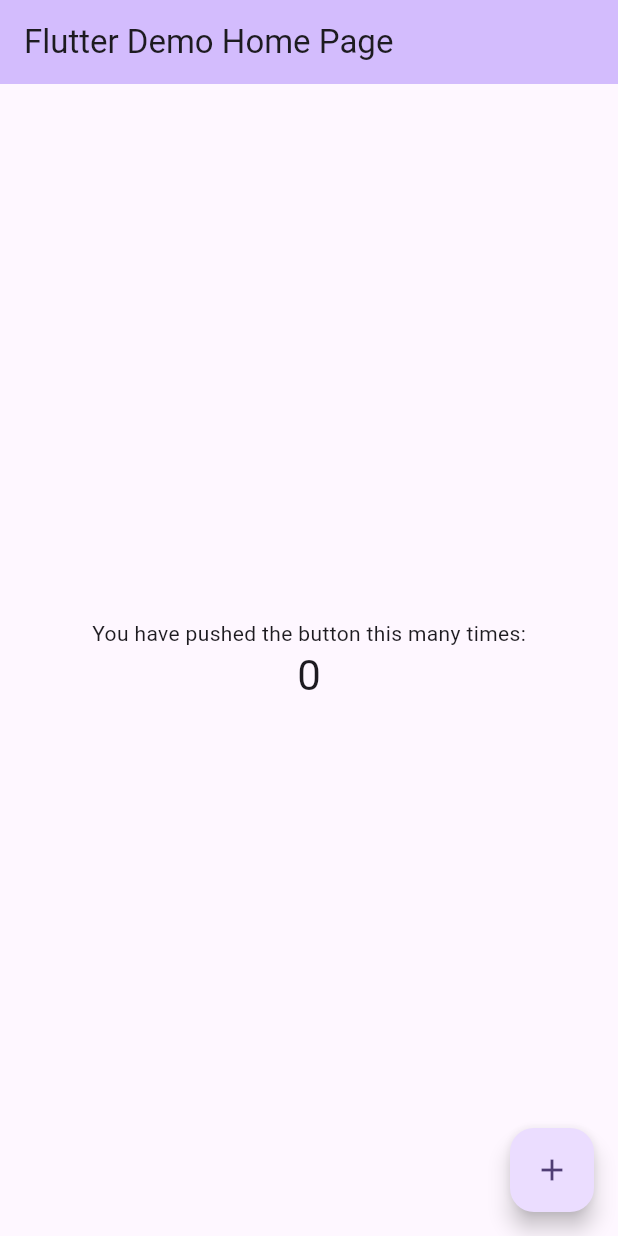
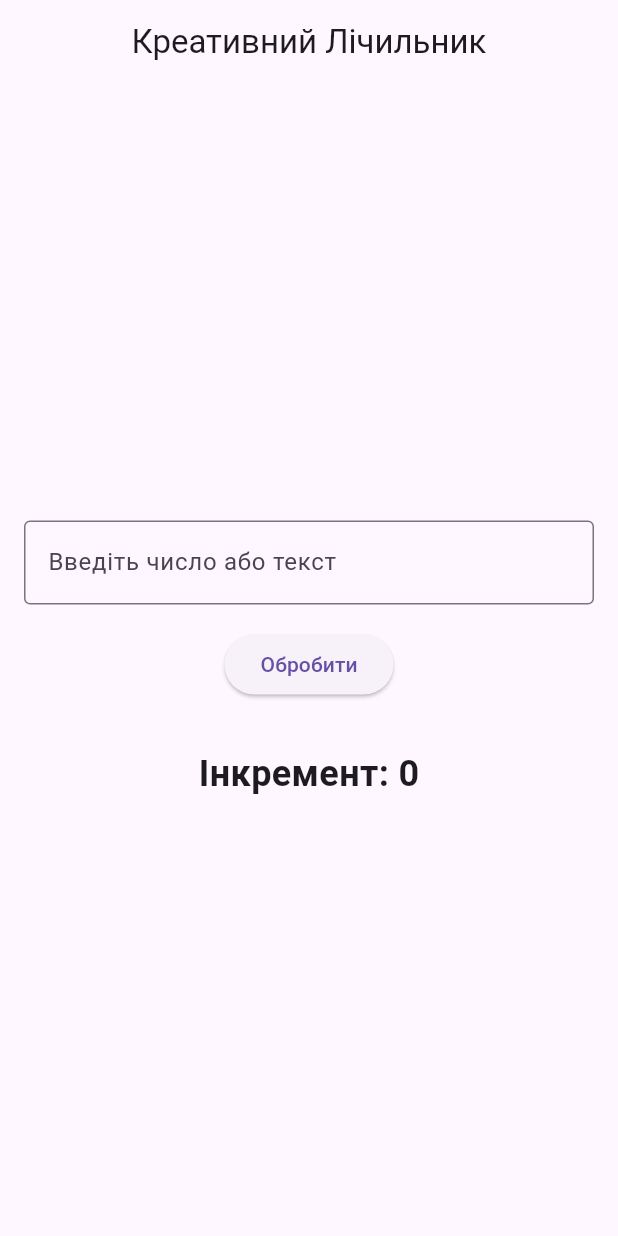
Before and after one commit to ivanki123/mobile, a Flutter app: the screen it shows after launch, on a phone screen of 412 x 824 dp. Run offline on Flutter 3.47's test engine with Material 3 defaults, Android fonts, the phone set to English and light mode, and no system bars.

Commit message:
Add comitt lab1

```diff
--- a/lib/main.dart
+++ b/lib/main.dart
@@ -1,125 +1,96 @@
 import 'package:flutter/material.dart';
 
 void main() {
-  runApp(const MyApp());
+  runApp(MyApp());
 }
 
 class MyApp extends StatelessWidget {
-  const MyApp({super.key});
-
-  // This widget is the root of your application.
   @override
   Widget build(BuildContext context) {
     return MaterialApp(
-      title: 'Flutter Demo',
-      theme: ThemeData(
-        // This is the theme of your application.
-        //
-        // TRY THIS: Try running your application with "flutter run". You'll see
-        // the application has a purple toolbar. Then, without quitting the app,
-        // try changing the seedColor in the colorScheme below to Colors.green
-        // and then invoke "hot reload" (save your changes or press the "hot
-        // reload" button in a Flutter-supported IDE, or press "r" if you used
-        // the command line to start the app).
-        //
-        // Notice that the counter didn't reset back to zero; the application
-        // state is not lost during the reload. To reset the state, use hot
-        // restart instead.
-        //
-        // This works for code too, not just values: Most code changes can be
-        // tested with just a hot reload.
-        colorScheme: ColorScheme.fromSeed(seedColor: Colors.deepPurple),
-        useMaterial3: true,
-      ),
-      home: const MyHomePage(title: 'Flutter Demo Home Page'),
+      debugShowCheckedModeBanner: false,
+      home: CounterScreen(),
     );
   }
 }
 
-class MyHomePage extends StatefulWidget {
-  const MyHomePage({super.key, required this.title});
-
-  // This widget is the home page of your application. It is stateful, meaning
-  // that it has a State object (defined below) that contains fields that affect
-  // how it looks.
-
-  // This class is the configuration for the state. It holds the values (in this
-  // case the title) provided by the parent (in this case the App widget) and
-  // used by the build method of the State. Fields in a Widget subclass are
-  // always marked "final".
-
-  final String title;
-
+class CounterScreen extends StatefulWidget {
   @override
-  State<MyHomePage> createState() => _MyHomePageState();
+  _CounterScreenState createState() => _CounterScreenState();
 }
 
-class _MyHomePageState extends State<MyHomePage> {
-  int _counter = 0;
+class _CounterScreenState extends State<CounterScreen> {
+  int counter = 0;
+  String inputText = '';
 
-  void _incrementCounter() {
-    setState(() {
-      // This call to setState tells the Flutter framework that something has
-      // changed in this State, which causes it to rerun the build method below
-      // so that the display can reflect the updated values. If we changed
-      // _counter without calling setState(), then the build method would not be
-      // called again, and so nothing would appear to happen.
-      _counter++;
-    });
+  void _processInput(String input) {
+    if (input.toLowerCase() == 'avada kedavra') {
+      setState(() {
+        counter = 0;
+      });
+      return;
+    }
+
+    final parsedNumber = int.tryParse(input);
+    if (parsedNumber != null) {
+      setState(() {
+        counter += parsedNumber;
+      });
+    } else {
+      _showErrorDialog();
+    }
+  }
+
+  void _showErrorDialog() {
+    showDialog(
+      context: context,
+      builder: (context) => AlertDialog(
+        title: Text('Помилка'),
+        content: Text('Введений текст не є числом!'),
+        actions: [
+          TextButton(
+            onPressed: () => Navigator.pop(context),
+            child: Text('ОК'),
+          ),
+        ],
+      ),
+    );
   }
 
   @override
   Widget build(BuildContext context) {
-    // This method is rerun every time setState is called, for instance as done
-    // by the _incrementCounter method above.
-    //
-    // The Flutter framework has been optimized to make rerunning build methods
-    // fast, so that you can just rebuild anything that needs updating rather
-    // than having to individually change instances of widgets.
     return Scaffold(
       appBar: AppBar(
-        // TRY THIS: Try changing the color here to a specific color (to
-        // Colors.amber, perhaps?) and trigger a hot reload to see the AppBar
-        // change color while the other colors stay the same.
-        backgroundColor: Theme.of(context).colorScheme.inversePrimary,
-        // Here we take the value from the MyHomePage object that was created by
-        // the App.build method, and use it to set our appbar title.
-        title: Text(widget.title),
+        title: Text('Креативний Лічильник'),
+        centerTitle: true,
       ),
-      body: Center(
-        // Center is a layout widget. It takes a single child and positions it
-        // in the middle of the parent.
+      body: Padding(
+        padding: const EdgeInsets.all(16.0),
         child: Column(
-          // Column is also a layout widget. It takes a list of children and
-          // arranges them vertically. By default, it sizes itself to fit its
-          // children horizontally, and tries to be as tall as its parent.
-          //
-          // Column has various properties to control how it sizes itself and
-          // how it positions its children. Here we use mainAxisAlignment to
-          // center the children vertically; the main axis here is the vertical
-          // axis because Columns are vertical (the cross axis would be
-          // horizontal).
-          //
-          // TRY THIS: Invoke "debug painting" (choose the "Toggle Debug Paint"
-          // action in the IDE, or press "p" in the console), to see the
-          // wireframe for each widget.
           mainAxisAlignment: MainAxisAlignment.center,
-          children: <Widget>[
-            const Text(
-              'You have pushed the button this many times:',
+          children: [
+            TextField(
+              decoration: InputDecoration(
+                border: OutlineInputBorder(),
+                labelText: 'Введіть число або текст',
+              ),
+              onChanged: (value) {
+                inputText = value;
+              },
             ),
+            SizedBox(height: 16),
+            ElevatedButton(
+              onPressed: () => _processInput(inputText),
+              child: Text('Обробити'),
+            ),
+            SizedBox(height: 32),
             Text(
-              '$_counter',
-              style: Theme.of(context).textTheme.headlineMedium,
+              'Інкремент: $counter',
+              style: TextStyle(fontSize: 24, fontWeight: FontWeight.bold),
             ),
           ],
         ),
       ),
-      floatingActionButton: FloatingActionButton(
-        onPressed: _incrementCounter,
-        tooltip: 'Increment',
-        child: const Icon(Icons.add),
-      ), // This trailing comma makes auto-formatting nicer for build methods.
     );
   }
 }
```
